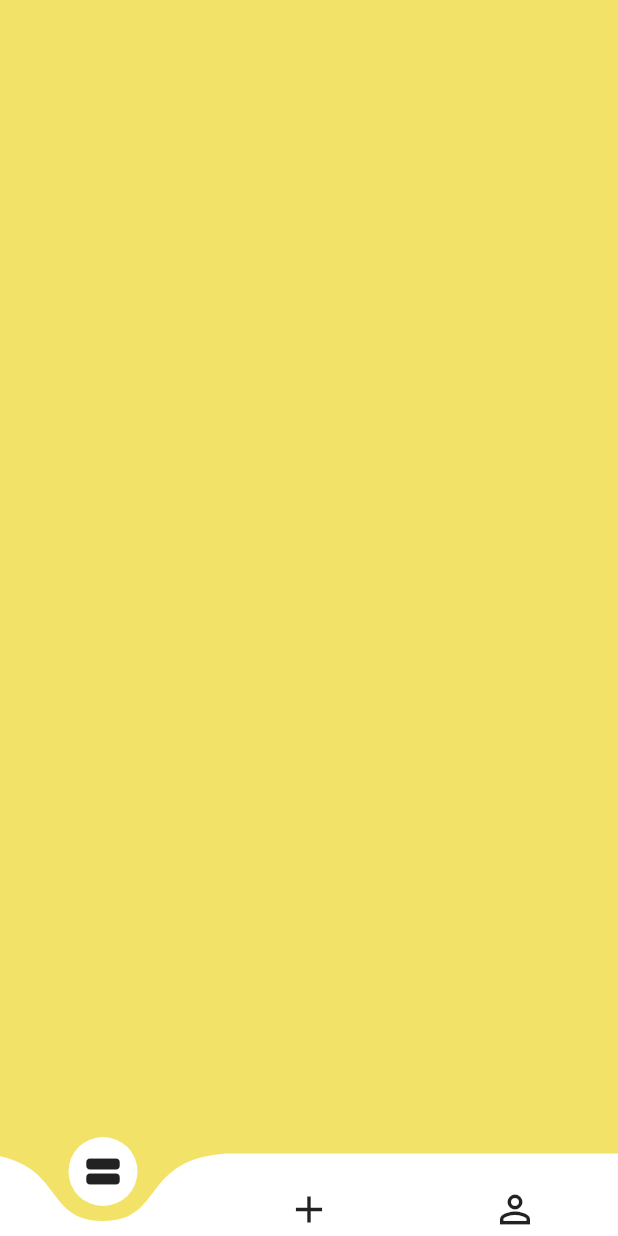
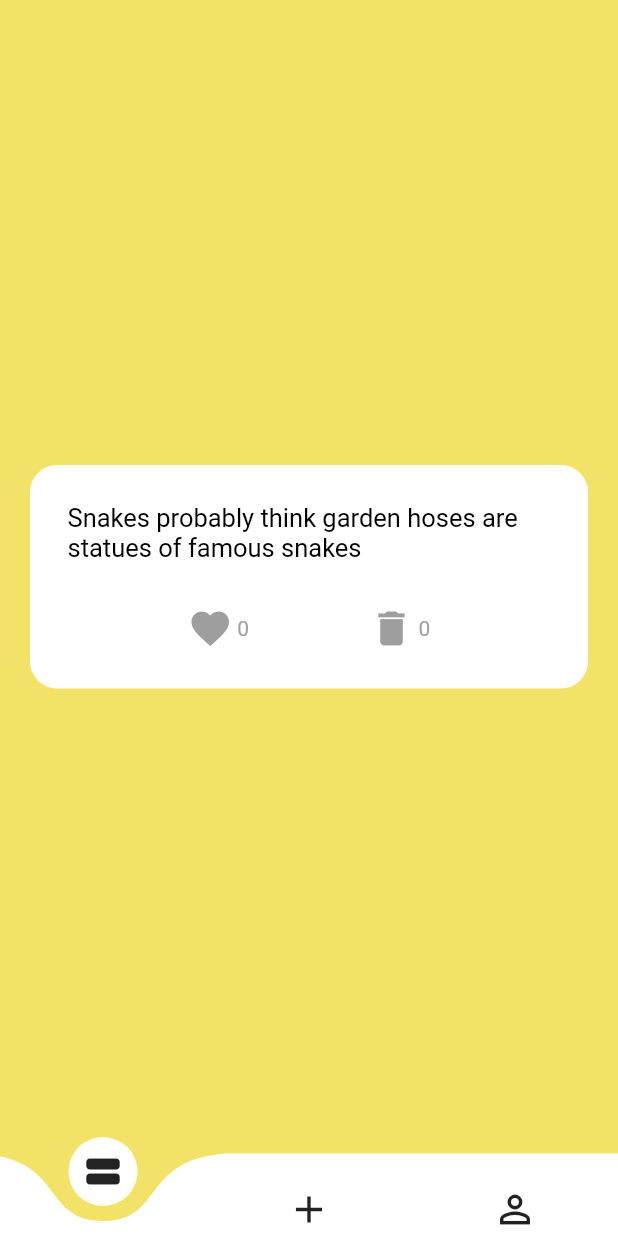
Before and after one commit to scorpion9979/spnj, a Flutter app: the HomeScreen screen opened by its route, on a phone screen of 412 x 824 dp. Run offline on Flutter 3.47's test engine with Material 2 defaults, Android fonts, the phone set to English and light mode, and no system bars; drawn by our look-alikes of curved_navigation_bar, like_button; our stand-ins replace firebase_auth; accounts and stored records are empty.

Commit message:
Added idea layout

```diff
--- a/lib/screens/home_screen.dart
+++ b/lib/screens/home_screen.dart
@@ -2,6 +2,7 @@ import 'package:flutter/material.dart';
 import 'package:firebase_auth/firebase_auth.dart';
 import 'package:spnj/widgets/screen.dart';
 import 'package:curved_navigation_bar/curved_navigation_bar.dart';
+import 'package:like_button/like_button.dart';
 
 class HomeScreen extends StatefulWidget {
   @override
@@ -35,7 +36,9 @@ class _HomeScreenState extends State<HomeScreen> {
   Widget build(BuildContext context) {
     return Screen(
       backgroundColor: Color(0xFFF2E368),
-      children: <Widget>[],
+      children: <Widget>[
+        Idea(),
+      ],
       bottomNavigationBar: CurvedNavigationBar(
         key: _bottomNavigationKey,
         backgroundColor: Color(0xFFF2E368),
@@ -54,3 +57,107 @@ class _HomeScreenState extends State<HomeScreen> {
     );
   }
 }
+
+class Idea extends StatelessWidget {
+  const Idea({
+    Key key,
+  }) : super(key: key);
+
+  @override
+  Widget build(BuildContext context) {
+    return Material(
+      color: Colors.white,
+      borderRadius: BorderRadius.circular(18),
+      child: Container(
+        width: MediaQuery.of(context).size.width,
+        height: 149,
+        child: Container(
+          child: Column(
+            mainAxisAlignment: MainAxisAlignment.spaceBetween,
+            crossAxisAlignment: CrossAxisAlignment.start,
+            children: <Widget>[
+              Padding(
+                padding: EdgeInsets.all(25),
+                child: Text(
+                  'Snakes probably think garden hoses are statues of famous snakes',
+                  textAlign: TextAlign.left,
+                  style: TextStyle(
+                    fontSize: 17,
+                    color: Colors.black,
+                  ),
+                ),
+              ),
+              SizedBox(
+                height: 4,
+              ),
+              Padding(
+                padding: EdgeInsets.fromLTRB(25, 0, 25, 25),
+                child: Row(
+                  mainAxisAlignment: MainAxisAlignment.spaceEvenly,
+                  children: <Widget>[
+                    LikeButton(
+                      isLiked: false,
+                      size: 30,
+                      circleColor: CircleColor(
+                        start: Colors.redAccent[50],
+                        end: Colors.redAccent[200],
+                      ),
+                      bubblesColor: BubblesColor(
+                        dotPrimaryColor: Colors.redAccent[100],
+                        dotSecondaryColor: Colors.redAccent[300],
+                      ),
+                      likeBuilder: (bool isLiked) {
+                        return Icon(
+                          Icons.favorite,
+                          color: isLiked ? Colors.redAccent : Colors.grey,
+                          size: 30,
+                        );
+                      },
+                      likeCount: 0,
+                      countBuilder: (int count, bool isLiked, String text) {
+                        var color = isLiked ? Colors.redAccent : Colors.grey;
+                        Widget result = Text(
+                          text,
+                          style: TextStyle(color: color),
+                        );
+                        return result;
+                      },
+                    ),
+                    LikeButton(
+                      isLiked: false,
+                      size: 30,
+                      circleColor: CircleColor(
+                        start: Colors.blueGrey,
+                        end: Colors.blueGrey,
+                      ),
+                      bubblesColor: BubblesColor(
+                        dotPrimaryColor: Colors.black,
+                        dotSecondaryColor: Colors.blueGrey,
+                      ),
+                      likeBuilder: (bool isLiked) {
+                        return Icon(
+                          Icons.delete,
+                          color: isLiked ? Colors.black : Colors.grey,
+                          size: 30,
+                        );
+                      },
+                      likeCount: 0,
+                      countBuilder: (int count, bool isLiked, String text) {
+                        var color = isLiked ? Colors.black : Colors.grey;
+                        Widget result = Text(
+                          text,
+                          style: TextStyle(color: color),
+                        );
+                        return result;
+                      },
+                    ),
+                  ],
+                ),
+              ),
+            ],
+          ),
+        ),
+      ),
+    );
+  }
+}
--- a/pubspec.yaml
+++ b/pubspec.yaml
@@ -25,6 +25,7 @@ dependencies:
   # Use with the CupertinoIcons class for iOS style icons.
   cupertino_icons: ^0.1.2
   curved_navigation_bar: ^0.3.2
+  like_button: ^0.2.0
 
 dev_dependencies:
   flutter_test:
```
Also changed, not shown: pubspec.lock.
